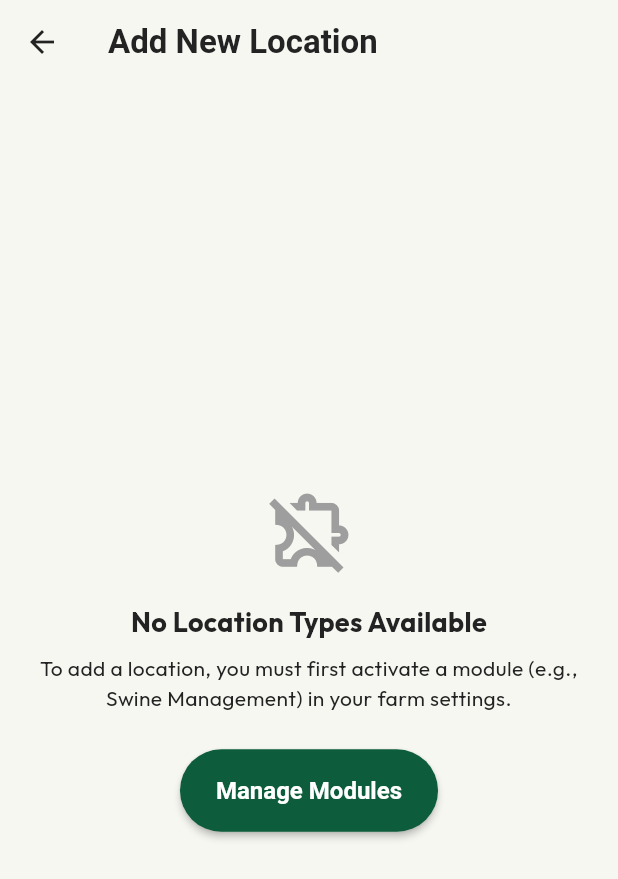
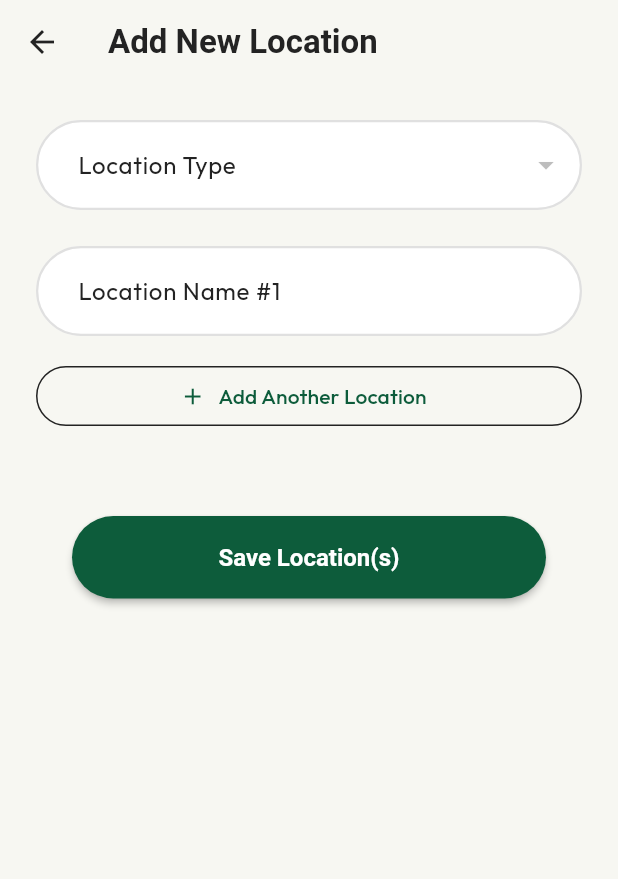
Before and after one commit to cc-visionary/liminetic, a Flutter app: the AddLocationScreen screen opened by its route, on a phone screen of 412 x 824 dp. Shown: the top 879 px of the screen. Run offline on Flutter 3.47's test engine with Material 3 defaults, Android fonts, the phone set to English and light mode, and no system bars; our stand-ins replace cloud_firestore, firebase_auth, firebase_core, flutter_riverpod, go_router, google_fonts and 2 more; accounts and stored records are empty; generated files the repository leaves out were written again.

Commit message:
Refactored and cleaned by adding common widgets, and helper functions

```diff
--- a/lib/src/common_widgets/app_drawer.dart
+++ b/lib/src/common_widgets/app_drawer.dart
@@ -389,7 +389,7 @@ class _DrawerItem extends StatelessWidget {
     final colorScheme = theme.colorScheme;
 
     // Dynamically set colors based on selection status and theme mode for a perfect match.
-    final Color? backgroundColor = isSelected
+    final Color backgroundColor = isSelected
         ? (colorScheme.brightness == Brightness.light
               ? const Color(0xFFE6F5EC)
               : colorScheme.primary.withOpacity(0.2))
--- a/lib/src/core/router/app_router.dart
+++ b/lib/src/core/router/app_router.dart
@@ -56,7 +56,7 @@ CustomTransitionPage<void> buildPageWithFadeTransition<T>({
 }
 
 class FinancialsScreen extends StatelessWidget {
-  const FinancialsScreen({Key? key}) : super(key: key);
+  const FinancialsScreen({super.key});
   @override
   Widget build(BuildContext context) => const ResponsiveScaffold(
     title: 'Financials',
--- a/lib/src/features/auth/presentation/screens/signup_screen.dart
+++ b/lib/src/features/auth/presentation/screens/signup_screen.dart
@@ -22,7 +22,6 @@ class _SignUpScreenState extends ConsumerState<SignUpScreen> {
   final _farmNameController = TextEditingController();
 
   bool _isPasswordObscured = true;
-  bool _isVerifyPasswordObscured = true;
 
   @override
   void dispose() {
--- a/lib/src/features/auth/presentation/session_provider.dart
+++ b/lib/src/features/auth/presentation/session_provider.dart
@@ -1,6 +1,5 @@
 // lib/src/features/auth/presentation/session_provider.dart
 
-import 'dart:async';
 import 'package:firebase_auth/firebase_auth.dart';
 import 'package:flutter_riverpod/flutter_riverpod.dart';
 import 'package:liminetic/src/features/auth/data/auth_repository.dart';
--- a/lib/src/features/farm_os/locations/presentation/screens/add_location_screen.dart
+++ b/lib/src/features/farm_os/locations/presentation/screens/add_location_screen.dart
@@ -3,9 +3,9 @@
 import 'package:flutter/material.dart';
 import 'package:flutter_riverpod/flutter_riverpod.dart';
 import 'package:go_router/go_router.dart';
+import 'package:liminetic/src/common_widgets/general_form_params_provider.dart';
 import 'package:liminetic/src/features/farm_os/locations/domain/location_model.dart';
 import 'package:liminetic/src/features/farm_os/locations/domain/location_template_model.dart';
-import 'package:liminetic/src/features/farm_os/locations/presentation/controllers/add_location_controller.dart';
 import 'package:liminetic/src/features/farm_os/locations/presentation/controllers/locations_controller.dart';
 
 class AddLocationScreen extends ConsumerStatefulWidget {
@@ -99,7 +99,7 @@ class _AddLocationScreenState extends ConsumerState<AddLocationScreen> {
 
   @override
   Widget build(BuildContext context) {
-    final formParamsAsync = ref.watch(addLocationFormParamsProvider);
+    final formParamsAsync = ref.watch(generalFormParamsProvider);
     final locationsControllerState = ref.watch(locationsControllerProvider);
 
     // Listen for the specific state transition from loading to success.
@@ -134,70 +134,20 @@ class _AddLocationScreenState extends ConsumerState<AddLocationScreen> {
       appBar: AppBar(title: const Text('Add New Location')),
       body: formParamsAsync.when(
         data: (params) {
-          // Check if there are any available templates.
-          // This will be false if no modules are active.
-          if (params.allTemplates.isEmpty) {
-            // If no templates are available, show a helpful message instead of the form.
-            return Center(
-              child: Padding(
-                padding: const EdgeInsets.all(24.0),
-                child: Column(
-                  mainAxisAlignment: MainAxisAlignment.center,
-                  children: [
-                    const Icon(
-                      Icons.extension_off_outlined,
-                      size: 60,
-                      color: Colors.grey,
-                    ),
-                    const SizedBox(height: 16),
-                    const Text(
-                      'No Location Types Available',
-                      style: TextStyle(
-                        fontSize: 18,
-                        fontWeight: FontWeight.bold,
-                      ),
-                      textAlign: TextAlign.center,
-                    ),
-                    const SizedBox(height: 8),
-                    const Text(
-                      'To add a location, you must first activate a module (e.g., Swine Management) in your farm settings.',
-                      textAlign: TextAlign.center,
-                    ),
-                    const SizedBox(height: 24),
-                    ElevatedButton(
-                      onPressed: () => context.go('/settings/modules'),
-                      child: const Text('Manage Modules'),
-                    ),
-                  ],
-                ),
-              ),
-            );
-          }
-
-          final availableTemplates = params.allTemplates.where((template) {
-            // Rule 1: Always allow creating top-level (Level 1) locations.
-            if (template.level == 1) {
-              return true;
-            }
-
-            // Rule 2: For higher levels, only allow creation if a valid parent already exists on the farm.
-            // First, find all the *types* of locations that can be a parent to this template.
-            final validParentTypes = params.allTemplates
-                .where(
-                  (parentTemplate) =>
-                      parentTemplate.possibleChildren.contains(template.name),
-                )
-                .map((pt) => pt.name)
-                .toSet(); // Use a Set for efficient lookup.
-
-            // Then, check if any of the *existing* farm locations match one of those parent types.
-            final aValidParentExistsOnFarm = params.allLocations.any(
-              (existingLocation) =>
-                  validParentTypes.contains(existingLocation.type),
-            );
-
-            return aValidParentExistsOnFarm;
-          }).toList();
+          final availableTemplates = params.locations.isEmpty
+              ? params.templates.where((t) => t.level == 1).toList()
+              : params.templates.where((template) {
+                  if (template.level == 1) return true;
+                  final validParentTypes = params.templates
+                      .where(
+                        (pt) => pt.possibleChildren.contains(template.name),
+                      )
+                      .map((pt) => pt.name)
+                      .toSet();
+                  return params.locations.any(
+                    (loc) => validParentTypes.contains(loc.type),
+                  );
+                }).toList();
 
           return SingleChildScrollView(
             padding: const EdgeInsets.all(24.0),
@@ -229,17 +179,16 @@ class _AddLocationScreenState extends ConsumerState<AddLocationScreen> {
                         // This is the core logic for the dynamic parent dropdown.
                         if (template != null && template.level > 1) {
                           // 1. Find all TEMPLATE types that are valid parents for the selected child type.
-                          final validParentTypes = params.allTemplates
+                          final validParentTypes = params.templates
                               .where(
-                                (parentTemplate) => parentTemplate
-                                    .possibleChildren
-                                    .contains(template.name),
+                                (pt) =>
+                                    pt.possibleChildren.contains(template.name),
                               )
                               .map((pt) => pt.name)
                               .toList();
 
                           // 2. Filter the list of EXISTING locations to find actual potential parents.
-                          _potentialParents = params.allLocations
+                          _potentialParents = params.locations
                               .where(
                                 (loc) => validParentTypes.contains(loc.type),
                               )
--- a/lib/src/features/farm_os/settings/modules/presentation/screens/modules_screen.dart
+++ b/lib/src/features/farm_os/settings/modules/presentation/screens/modules_screen.dart
@@ -149,8 +149,6 @@ class _ModulesScreenState extends ConsumerState<ModulesScreen> {
       }
     });
 
-    final controllerState = ref.watch(modulesControllerProvider);
-
     return Scaffold(
       appBar: AppBar(title: const Text('Manage Modules')),
       body: ListView(
@@ -222,7 +220,7 @@ class _ModuleTile extends StatelessWidget {
         child: SwitchListTile(
           value: option.isActive,
           onChanged: onChanged,
-          activeColor: Theme.of(context).colorScheme.primary,
+          activeThumbColor: Theme.of(context).colorScheme.primary,
           secondary: CircleAvatar(
             backgroundColor: option.isAvailable
                 ? Theme.of(context).colorScheme.primary.withOpacity(0.1)
--- a/lib/src/features/farm_os/settings/team/presentation/screens/my_team_screen.dart
+++ b/lib/src/features/farm_os/settings/team/presentation/screens/my_team_screen.dart
@@ -2,7 +2,6 @@
 
 import 'package:flutter/material.dart';
 import 'package:flutter_riverpod/flutter_riverpod.dart';
-import 'package:liminetic/src/common_widgets/responsive_scaffold.dart';
 import 'package:liminetic/src/features/farm_os/settings/team/presentation/controllers/team_controller.dart';
 
 /// A screen for displaying and managing the members of a farm team.
--- a/lib/src/features/farm_os/tasks/presentation/controllers/tasks_controller.dart
+++ b/lib/src/features/farm_os/tasks/presentation/controllers/tasks_controller.dart
@@ -61,7 +61,6 @@ List<Task> filteredTasks(Ref ref) {
                 task.dueDate!.isBefore(now) &&
                 task.status != TaskStatus.completed;
           }).toList();
-        case TaskFilter.allTasks:
         default:
           return tasks;
       }
--- a/lib/src/features/farm_os/tasks/presentation/screens/create_task_screen.dart
+++ b/lib/src/features/farm_os/tasks/presentation/screens/create_task_screen.dart
@@ -4,9 +4,9 @@ import 'package:flutter/material.dart';
 import 'package:flutter_riverpod/flutter_riverpod.dart';
 import 'package:go_router/go_router.dart';
 import 'package:intl/intl.dart';
+import 'package:liminetic/src/common_widgets/general_form_params_provider.dart';
 import 'package:liminetic/src/features/farm_os/locations/domain/location_model.dart';
 import 'package:liminetic/src/features/farm_os/settings/team/domain/farm_member_model.dart';
-import 'package:liminetic/src/features/farm_os/tasks/presentation/controllers/create_task_controller.dart';
 import 'package:liminetic/src/features/farm_os/tasks/presentation/controllers/tasks_controller.dart';
 
 /// A screen with a form to create a new task.
@@ -75,7 +75,7 @@ class _CreateTaskScreenState extends ConsumerState<CreateTaskScreen> {
 
   @override
   Widget build(BuildContext context) {
-    final formParamsAsync = ref.watch(createTaskFormParamsProvider);
+    final formParamsAsync = ref.watch(generalFormParamsProvider);
     final tasksState = ref.watch(tasksControllerProvider);
 
     return Scaffold(
```
Also changed, not shown: lib/src/common_widgets/detail_row.dart (added, +50 -0 lines), lib/src/common_widgets/general_form_params_provider.dart (added, +53 -0 lines), lib/src/core/utils/string_extensions.dart (added, +13 -0 lines), lib/src/features/farm_os/locations/data/location_repository.dart (+13 -11 lines), lib/src/features/farm_os/locations/presentation/controllers/add_location_controller.dart (deleted, +0 -33 lines), lib/src/features/farm_os/logbook/presentation/screens/log_details_screen.dart (+19 -51 lines), lib/src/features/farm_os/logbook/presentation/screens/logs_screen.dart (+1 -19 lines), lib/src/features/farm_os/tasks/presentation/controllers/create_task_controller.dart (deleted, +0 -30 lines), lib/src/features/farm_os/tasks/presentation/screens/edit_task_screen.dart (+50 -16 lines), lib/src/common_widgets/general_form_params_provider.g.dart (added), lib/src/features/farm_os/locations/presentation/controllers/add_location_controller.g.dart (deleted), lib/src/features/farm_os/tasks/presentation/controllers/create_task_controller.g.dart (deleted), lib/src/features/farm_os/tasks/presentation/controllers/tasks_controller.g.dart.
